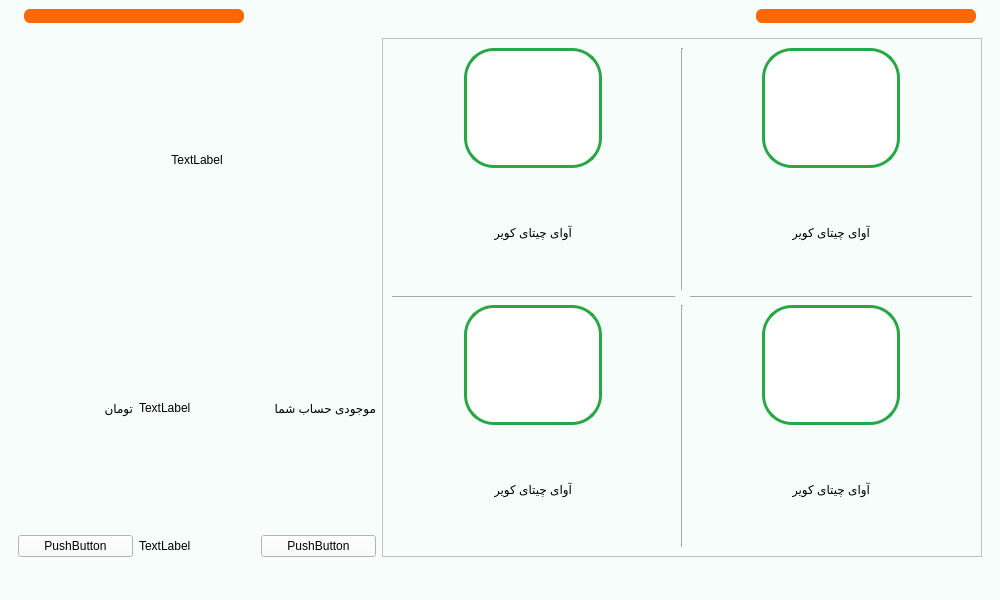
Above: main.ui from Farazist/raspberrypi-app before the change. Below: the same form after it.
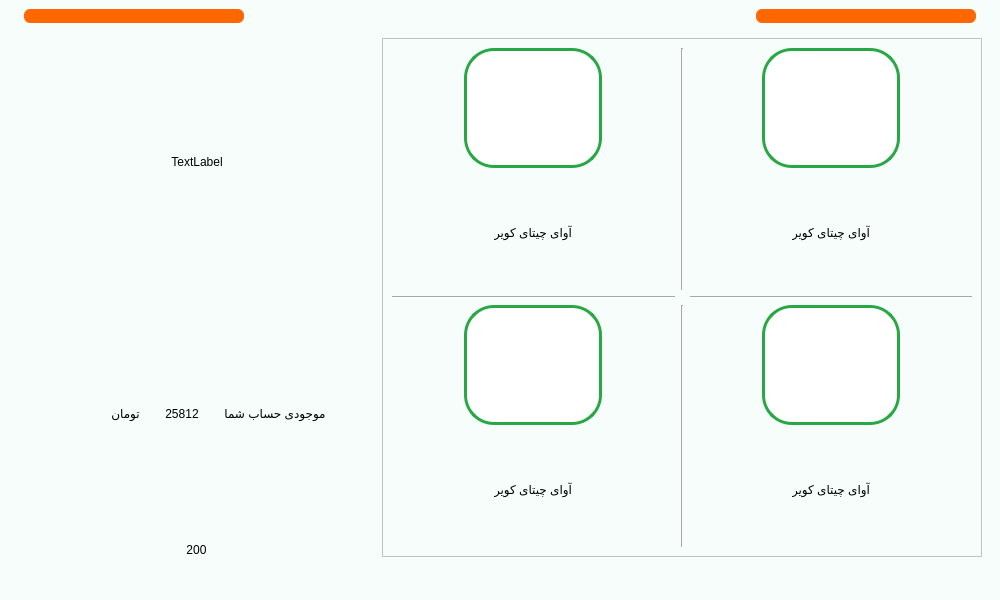
That is the form after the change. The open tabs and pages were chosen to show the change. Icons and pictures are not drawn.

```diff
--- a/main.ui
+++ b/main.ui
@@ -3803,6 +3803,12 @@
        <layout class="QHBoxLayout" name="horizontalLayout_28">
         <item>
          <layout class="QVBoxLayout" name="verticalLayout_40">
+          <property name="leftMargin">
+           <number>50</number>
+          </property>
+          <property name="rightMargin">
+           <number>50</number>
+          </property>
           <item alignment="Qt::AlignHCenter">
            <widget class="QLabel" name="lblSelectedEnvirnmentalProtection">
             <property name="styleSheet">
@@ -3819,49 +3825,111 @@
           </item>
           <item>
            <layout class="QHBoxLayout" name="horizontalLayout_29">
-            <item>
+            <item alignment="Qt::AlignRight|Qt::AlignVCenter">
              <widget class="QLabel" name="label_19">
+              <property name="styleSheet">
+               <string notr="true">font: 26pt &quot;IRANSans&quot;;
+color:#000000;</string>
+              </property>
               <property name="text">
                <string>تومان</string>
               </property>
+              <property name="alignment">
+               <set>Qt::AlignCenter</set>
+              </property>
              </widget>
             </item>
-            <item>
-             <widget class="QLabel" name="label_18">
+            <item alignment="Qt::AlignHCenter|Qt::AlignVCenter">
+             <widget class="QLabel" name="lblTotalPrice_envirnmentalProtection">
+              <property name="styleSheet">
+               <string notr="true">font: 87 32pt &quot;IRANSansFaNum Black&quot;;
+color:#000000;</string>
+              </property>
               <property name="text">
-               <string>TextLabel</string>
+               <string>25812</string>
+              </property>
+              <property name="alignment">
+               <set>Qt::AlignCenter</set>
               </property>
              </widget>
             </item>
-            <item>
+            <item alignment="Qt::AlignHCenter|Qt::AlignVCenter">
              <widget class="QLabel" name="label_13">
+              <property name="styleSheet">
+               <string notr="true">font: 26pt &quot;IRANSans&quot;;
+color:#000000;</string>
+              </property>
               <property name="text">
                <string>موجودی حساب شما</string>
               </property>
+              <property name="alignment">
+               <set>Qt::AlignCenter</set>
+              </property>
              </widget>
             </item>
            </layout>
           </item>
           <item>
            <layout class="QHBoxLayout" name="horizontalLayout_30">
-            <item>
-             <widget class="QPushButton" name="pushButton_5">
+            <item alignment="Qt::AlignRight">
+             <widget class="QPushButton" name="btnMinus_envirnmentalProtection">
+              <property name="styleSheet">
+               <string notr="true">border: none;
+outline-style: none;</string>
+              </property>
               <property name="text">
-               <string>PushButton</string>
+               <string/>
               </property>
+              <property name="icon">
+               <iconset>
+                <normaloff>images/icon/unchecked_minus.png</normaloff>images/icon/unchecked_minus.png</iconset>
+              </property>
+              <property name="iconSize">
+               <size>
+                <width>80</width>
+                <height>80</height>
+               </size>
+              </property>
+              <property name="flat">
+               <bool>true</bool>
+              </property>
              </widget>
             </item>
-            <item>
-             <widget class="QLabel" name="label_20">
+            <item alignment="Qt::AlignHCenter|Qt::AlignVCenter">
+             <widget class="QLabel" name="lblPayment_envirnmentalProtection">
+              <property name="styleSheet">
+               <string notr="true">color: rgb(0, 0, 0);
+font: 87 32pt &quot;IRANSansFaNum Black&quot;;</string>
+              </property>
               <property name="text">
-               <string>TextLabel</string>
+               <string>200</string>
               </property>
+              <property name="alignment">
+               <set>Qt::AlignCenter</set>
+              </property>
              </widget>
             </item>
-            <item>
-             <widget class="QPushButton" name="pushButton_3">
+            <item alignment="Qt::AlignLeft">
+             <widget class="QPushButton" name="btnPlus_envirnmentalProtection">
+              <property name="styleSheet">
+               <string notr="true">border: none;
+outline-style: none;</string>
+              </property>
               <property name="text">
-               <string>PushButton</string>
+               <string/>
+              </property>
+              <property name="icon">
+               <iconset>
+                <normaloff>images/icon/unchecked_plus.png</normaloff>images/icon/unchecked_plus.png</iconset>
+              </property>
+              <property name="iconSize">
+               <size>
+                <width>80</width>
+                <height>80</height>
+               </size>
+              </property>
+              <property name="flat">
+               <bool>true</bool>
               </property>
              </widget>
             </item>
```
Left out of the diff: 48 changed lines with no effect on the pictures.
